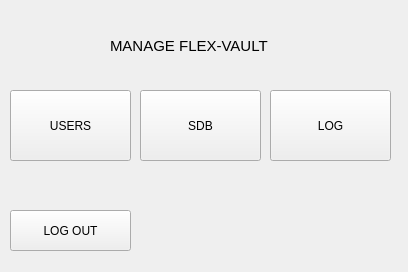
andreaslydemann/FlexVault, file FlexVault_Qt/adminmainmenu.ui: the form before one commit.
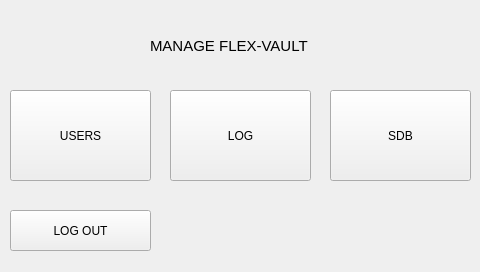
The form after the commit.

Diff of the .ui file:
```diff
--- a/FlexVault_Qt/adminmainmenu.ui
+++ b/FlexVault_Qt/adminmainmenu.ui
@@ -6,7 +6,7 @@
    <rect>
     <x>0</x>
     <y>0</y>
-    <width>408</width>
+    <width>480</width>
     <height>272</height>
    </rect>
   </property>
@@ -18,8 +18,8 @@
     <rect>
      <x>10</x>
      <y>90</y>
-     <width>121</width>
-     <height>71</height>
+     <width>141</width>
+     <height>91</height>
     </rect>
    </property>
    <property name="text">
@@ -29,10 +29,10 @@
   <widget class="QPushButton" name="sdbButton">
    <property name="geometry">
     <rect>
-     <x>140</x>
+     <x>330</x>
      <y>90</y>
-     <width>121</width>
-     <height>71</height>
+     <width>141</width>
+     <height>91</height>
     </rect>
    </property>
    <property name="text">
@@ -42,10 +42,10 @@
   <widget class="QPushButton" name="logButton">
    <property name="geometry">
     <rect>
-     <x>270</x>
+     <x>170</x>
      <y>90</y>
-     <width>121</width>
-     <height>71</height>
+     <width>141</width>
+     <height>91</height>
     </rect>
    </property>
    <property name="text">
@@ -57,7 +57,7 @@
     <rect>
      <x>10</x>
      <y>210</y>
-     <width>121</width>
+     <width>141</width>
      <height>41</height>
     </rect>
    </property>
@@ -68,7 +68,7 @@
   <widget class="QLabel" name="manageFVLabel">
    <property name="geometry">
     <rect>
-     <x>110</x>
+     <x>150</x>
      <y>30</y>
      <width>191</width>
      <height>31</height>
```
